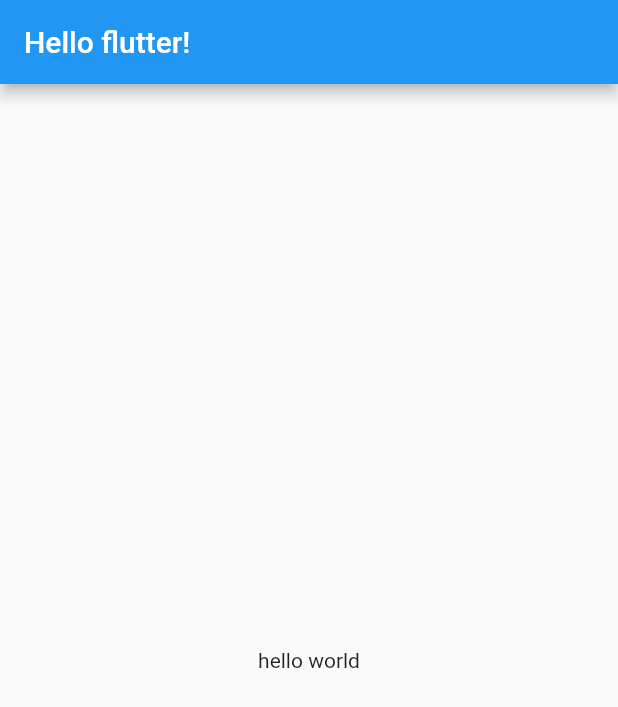
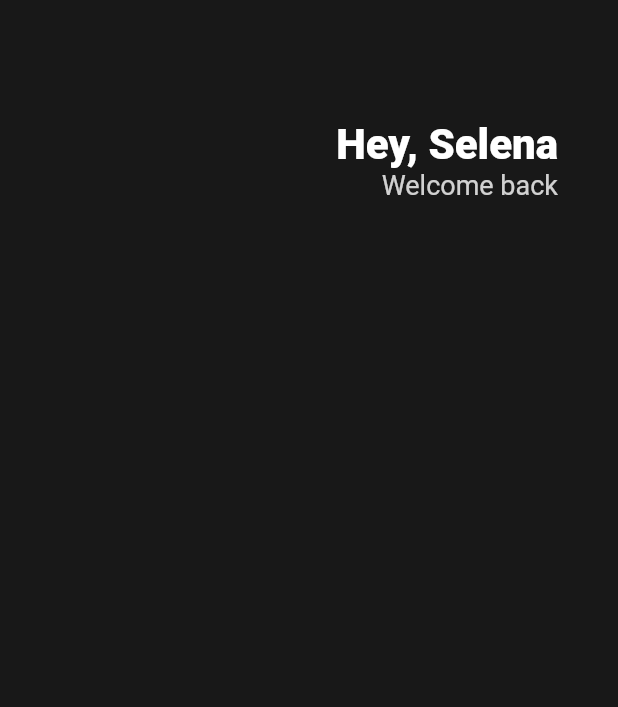
Before and after one commit to gksehfapd/toonflix, a Flutter app: the screen it shows after launch, on a phone screen of 412 x 824 dp. Shown: the top 707 px of the screen. Run offline on Flutter 3.47's test engine with Material 2 defaults, Android fonts, the phone set to English and light mode, and no system bars.

Commit message:
feat: Header

```diff
--- a/lib/main.dart
+++ b/lib/main.dart
@@ -18,8 +18,44 @@ class App extends StatelessWidget {
   Widget build(BuildContext context) {
     return MaterialApp(
       home: Scaffold(
-        appBar: AppBar(title: Text('Hello flutter!')),
-        body: Center(child: Text('hello world')),
+        backgroundColor: Color(0xFF181818),
+        body: Padding(
+          padding: EdgeInsets.symmetric(
+            horizontal: 40,
+          ),
+          child: Column(
+            children: [
+              SizedBox(
+                height: 80,
+              ),
+              Row(
+                mainAxisAlignment: MainAxisAlignment.end,
+                children: [
+                  Column(
+                    crossAxisAlignment: CrossAxisAlignment.end,
+                    children: [
+                      Text(
+                        'Hey, Selena',
+                        style: TextStyle(
+                          color: Colors.white,
+                          fontSize: 28,
+                          fontWeight: FontWeight.w800,
+                        ),
+                      ),
+                      Text(
+                        'Welcome back',
+                        style: TextStyle(
+                          color: Color.fromRGBO(255, 255, 255, 0.8),
+                          fontSize: 18,
+                        ),
+                      ),
+                    ],
+                  )
+                ],
+              )
+            ],
+          ),
+        ),
       ),
     );
   }
```
